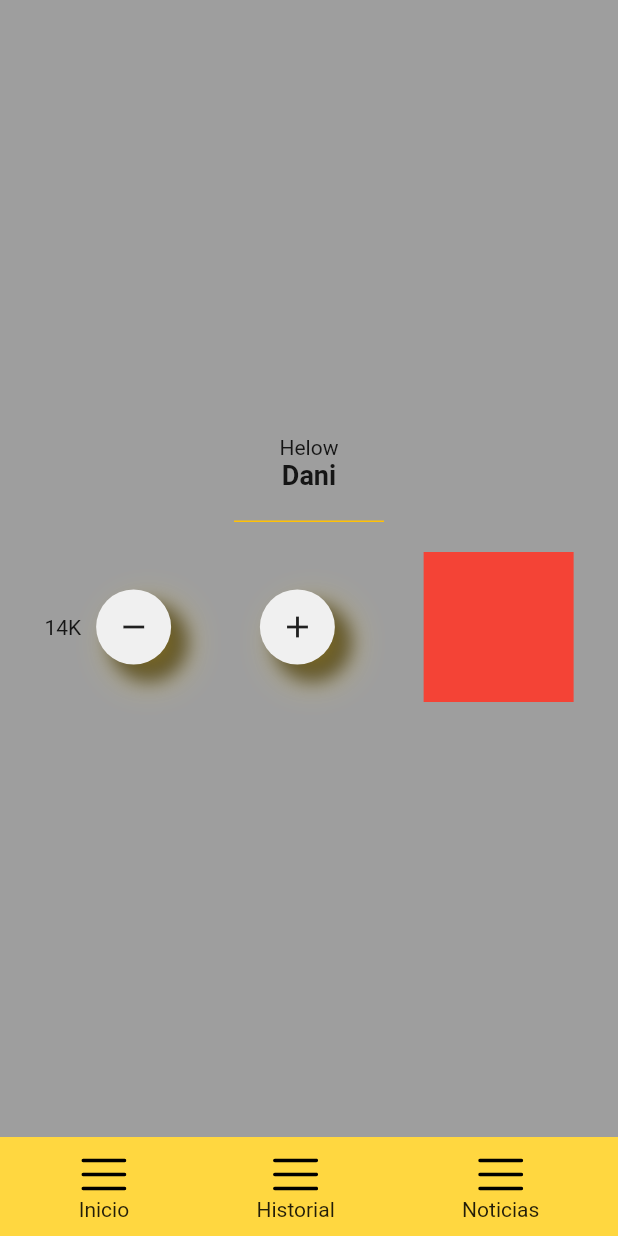
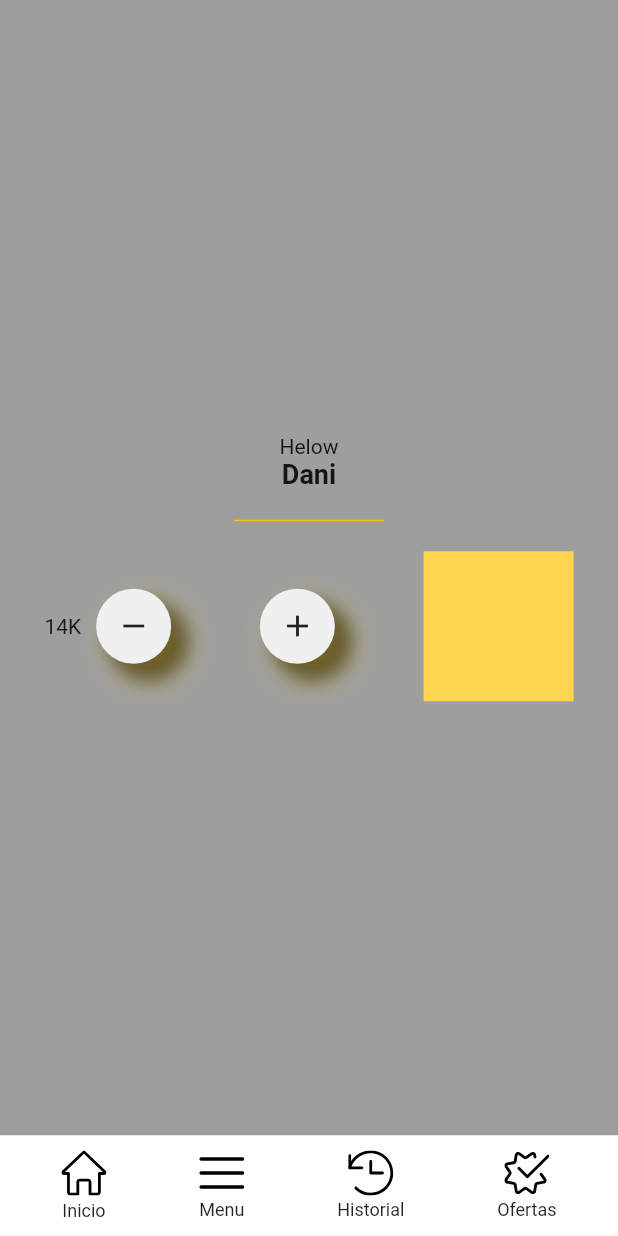
Before and after one commit to danirp23/flutter, a Flutter app: the screen it shows after launch, on a phone screen of 412 x 824 dp. Run offline on Flutter 3.47's test engine with Material 2 defaults, Android fonts, the phone set to English and light mode, and no system bars; our stand-ins replace flutter_svg.

Commit message:
clase 32 menu parte 2

```diff
--- a/my_flutter_app_2/lib/page/home_page.dart
+++ b/my_flutter_app_2/lib/page/home_page.dart
@@ -11,9 +11,12 @@ class HomePage extends StatelessWidget {
       backgroundColor: Colors.white,
       bottomNavigationBar: BottomMenu(
         items: [
-          BottoMenuItem(iconPath: 'assets/icons/menu.svg', label: 'Inicio'),
-          BottoMenuItem(iconPath: 'assets/icons/menu.svg', label: 'Historial'),
-          BottoMenuItem(iconPath: 'assets/icons/menu.svg', label: 'Noticias'),
+          BottoMenuItem(iconPath: 'assets/icons/home.svg', label: 'Inicio'),
+          BottoMenuItem(iconPath: 'assets/icons/menu.svg', label: 'Menu'),
+          BottoMenuItem(
+              iconPath: 'assets/icons/history.svg', label: 'Historial'),
+          BottoMenuItem(
+              iconPath: 'assets/icons/checkmark.svg', label: 'Ofertas'),
         ],
       ),
       body: SafeArea(
@@ -54,7 +57,8 @@ class HomePage extends StatelessWidget {
                   ),
                   CircleContainer(
                       child: Icon(Icons.add), height: 50, width: 50),
-                  Container(width: 100, height: 100, color: Colors.red)
+                  Container(
+                      width: 100, height: 100, color: Colors.amber.shade300)
                 ],
               )
             ],
--- a/my_flutter_app_2/lib/widgets/bottom_menu.dart
+++ b/my_flutter_app_2/lib/widgets/bottom_menu.dart
@@ -17,7 +17,7 @@ class BottomMenu extends StatelessWidget {
   @override
   Widget build(BuildContext context) {
     return Container(
-      color: Colors.amberAccent,
+      color: Colors.white,
       padding: EdgeInsets.all(10),
       child: SafeArea(
           child: Row(
@@ -31,7 +31,11 @@ class BottomMenu extends StatelessWidget {
                 item.iconPath,
                 width: 30,
               ),
-              Text(item.label)
+              SizedBox(height: 3),
+              Text(
+                item.label,
+                style: TextStyle(fontSize: 12),
+              )
             ],
           );
         }),
--- a/my_flutter_app_2/pubspec.yaml
+++ b/my_flutter_app_2/pubspec.yaml
@@ -48,6 +48,9 @@ flutter:
   # To add assets to your application, add an assets section, like this:
   assets:
     - assets/icons/menu.svg
+    - assets/icons/history.svg
+    - assets/icons/home.svg
+    - assets/icons/checkmark.svg
 
   # An image asset can refer to one or more resolution-specific "variants", see
   # https://flutter.dev/assets-and-images/#resolution-aware.
```
Also changed, not shown: my_flutter_app_2/assets/icons/checkmark.svg (added), my_flutter_app_2/assets/icons/history.svg (added), my_flutter_app_2/assets/icons/home.svg (added).
